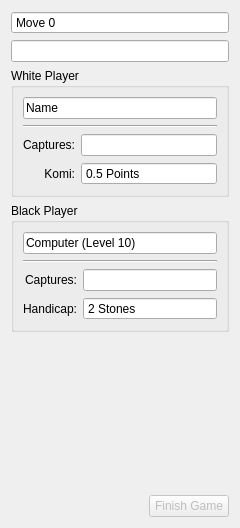
Above: src/gui/widgets/gamewidget.ui from KDE/kigo before the change. Below: the same form after it.
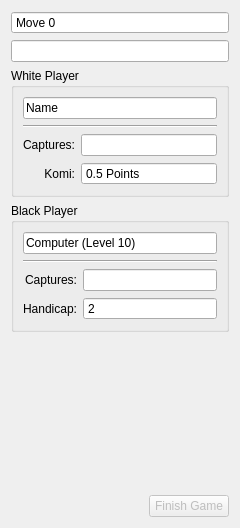
That is the form after the change. Custom widgets are drawn as their Qt base class.

Commit message: Convert QSpinBox+Suffix to KIntSpinBox with plural compatible suffix.

Diff of the .ui file:
```diff
--- a/src/gui/widgets/gamewidget.ui
+++ b/src/gui/widgets/gamewidget.ui
@@ -155,9 +155,6 @@
         <property name="keyboardTracking">
          <bool>false</bool>
         </property>
-        <property name="suffix">
-         <string> Stones</string>
-        </property>
         <property name="minimum">
          <number>0</number>
         </property>
@@ -329,6 +326,11 @@
   </layout>
  </widget>
  <customwidgets>
+  <customwidget>
+   <class>KIntSpinBox</class>
+   <extends>QSpinBox</extends>
+   <header>knuminput.h</header>
+  </customwidget>
   <customwidget>
    <class>KPushButton</class>
    <extends>QPushButton</extends>
```
Left out of the diff: 4 changed lines with no effect on the pictures. The commit also changes 3 other files.
